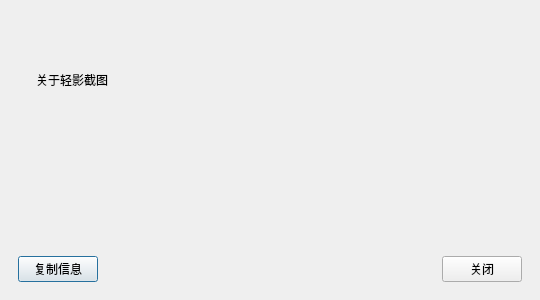
This is aboutdialog.ui in shanzhi7/screenCapture as Qt 5 draws it before an edit. The edited form follows.
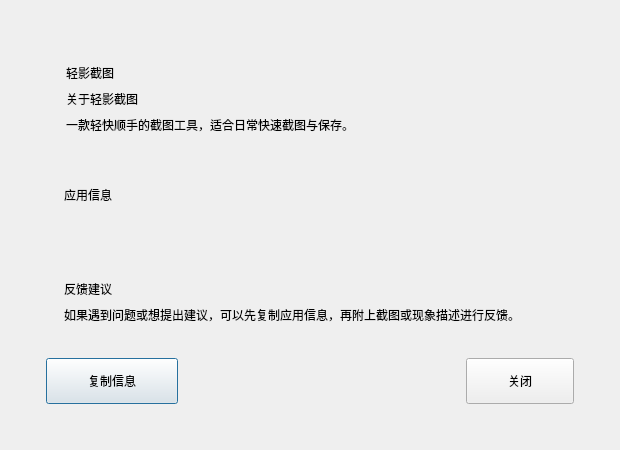
This is the edited form.

Commit message: 将区域截图工具条改为SVG按钮（包含文字回退）

The edit to the form file:
```diff
--- a/aboutdialog.ui
+++ b/aboutdialog.ui
@@ -6,8 +6,8 @@
    <rect>
     <x>0</x>
     <y>0</y>
-    <width>540</width>
-    <height>300</height>
+    <width>620</width>
+    <height>430</height>
    </rect>
   </property>
   <property name="windowTitle">
@@ -15,19 +15,19 @@
   </property>
   <layout class="QVBoxLayout" name="rootLayout">
    <property name="leftMargin">
-    <number>18</number>
+    <number>22</number>
    </property>
    <property name="topMargin">
-    <number>18</number>
+    <number>22</number>
    </property>
    <property name="rightMargin">
-    <number>18</number>
+    <number>22</number>
    </property>
    <property name="bottomMargin">
-    <number>18</number>
+    <number>22</number>
    </property>
    <property name="spacing">
-    <number>12</number>
+    <number>0</number>
    </property>
    <item>
     <widget class="QFrame" name="aboutCard">
@@ -36,20 +36,48 @@
      </property>
      <layout class="QVBoxLayout" name="cardLayout">
       <property name="leftMargin">
-       <number>18</number>
+       <number>24</number>
       </property>
       <property name="topMargin">
-       <number>16</number>
+       <number>24</number>
       </property>
       <property name="rightMargin">
-       <number>18</number>
+       <number>24</number>
       </property>
       <property name="bottomMargin">
+       <number>24</number>
+      </property>
+      <property name="spacing">
        <number>16</number>
       </property>
+      <item>
+       <widget class="QFrame" name="heroFrame">
+        <property name="frameShape">
+         <enum>QFrame::NoFrame</enum>
+        </property>
+        <layout class="QVBoxLayout" name="heroLayout">
+         <property name="leftMargin">
+          <number>20</number>
+         </property>
+         <property name="topMargin">
+          <number>18</number>
+         </property>
+         <property name="rightMargin">
+          <number>20</number>
+         </property>
+         <property name="bottomMargin">
+          <number>18</number>
+         </property>
       <property name="spacing">
-       <number>12</number>
-      </property>
+          <number>8</number>
+         </property>
+         <item>
+          <widget class="QLabel" name="heroBadgeLabel">
+           <property name="text">
+            <string>轻影截图</string>
+           </property>
+          </widget>
+         </item>
       <item>
        <widget class="QLabel" name="titleLabel">
         <property name="text">
@@ -58,6 +86,47 @@
        </widget>
       </item>
       <item>
+          <widget class="QLabel" name="subTitleLabel">
+           <property name="text">
+            <string>一款轻快顺手的截图工具，适合日常快速截图与保存。</string>
+           </property>
+           <property name="wordWrap">
+            <bool>true</bool>
+           </property>
+          </widget>
+         </item>
+        </layout>
+       </widget>
+      </item>
+      <item>
+       <widget class="QFrame" name="infoSection">
+        <property name="frameShape">
+         <enum>QFrame::NoFrame</enum>
+        </property>
+        <layout class="QVBoxLayout" name="infoSectionLayout">
+         <property name="leftMargin">
+          <number>18</number>
+         </property>
+         <property name="topMargin">
+          <number>18</number>
+         </property>
+         <property name="rightMargin">
+          <number>18</number>
+         </property>
+         <property name="bottomMargin">
+          <number>18</number>
+         </property>
+         <property name="spacing">
+          <number>10</number>
+         </property>
+         <item>
+          <widget class="QLabel" name="infoSectionTitle">
+           <property name="text">
+            <string>应用信息</string>
+           </property>
+          </widget>
+         </item>
+         <item>
        <widget class="QLabel" name="contentLabel">
         <property name="text">
          <string/>
@@ -70,10 +139,60 @@
      </layout>
     </widget>
    </item>
+      <item>
+       <widget class="QFrame" name="feedbackSection">
+        <property name="frameShape">
+         <enum>QFrame::NoFrame</enum>
+        </property>
+        <layout class="QVBoxLayout" name="feedbackSectionLayout">
+         <property name="leftMargin">
+          <number>18</number>
+         </property>
+         <property name="topMargin">
+          <number>18</number>
+         </property>
+         <property name="rightMargin">
+          <number>18</number>
+         </property>
+         <property name="bottomMargin">
+          <number>18</number>
+         </property>
+         <property name="spacing">
+          <number>8</number>
+         </property>
+         <item>
+          <widget class="QLabel" name="feedbackTitleLabel">
+           <property name="text">
+            <string>反馈建议</string>
+           </property>
+          </widget>
+         </item>
+         <item>
+          <widget class="QLabel" name="feedbackBodyLabel">
+           <property name="text">
+            <string>如果遇到问题或想提出建议，可以先复制应用信息，再附上截图或现象描述进行反馈。</string>
+           </property>
+           <property name="wordWrap">
+            <bool>true</bool>
+           </property>
+          </widget>
+         </item>
+        </layout>
+       </widget>
+      </item>
    <item>
     <layout class="QHBoxLayout" name="footerLayout">
+        <property name="spacing">
+         <number>10</number>
+        </property>
      <item>
       <widget class="QPushButton" name="copyInfoButton">
+          <property name="minimumSize">
+           <size>
+            <width>132</width>
+            <height>46</height>
+           </size>
+          </property>
        <property name="text">
         <string>复制信息</string>
        </property>
@@ -94,12 +213,21 @@
      </item>
      <item>
       <widget class="QPushButton" name="closeButton">
+          <property name="minimumSize">
+           <size>
+            <width>108</width>
+            <height>46</height>
+           </size>
+          </property>
        <property name="text">
         <string>关闭</string>
        </property>
       </widget>
      </item>
     </layout>
+      </item>
+     </layout>
+    </widget>
    </item>
   </layout>
  </widget>
```
Left out of the diff: 2 changed lines with no effect on the pictures. Lines whose indentation alone changed are shown as unchanged. The commit also changes 20 other files.
